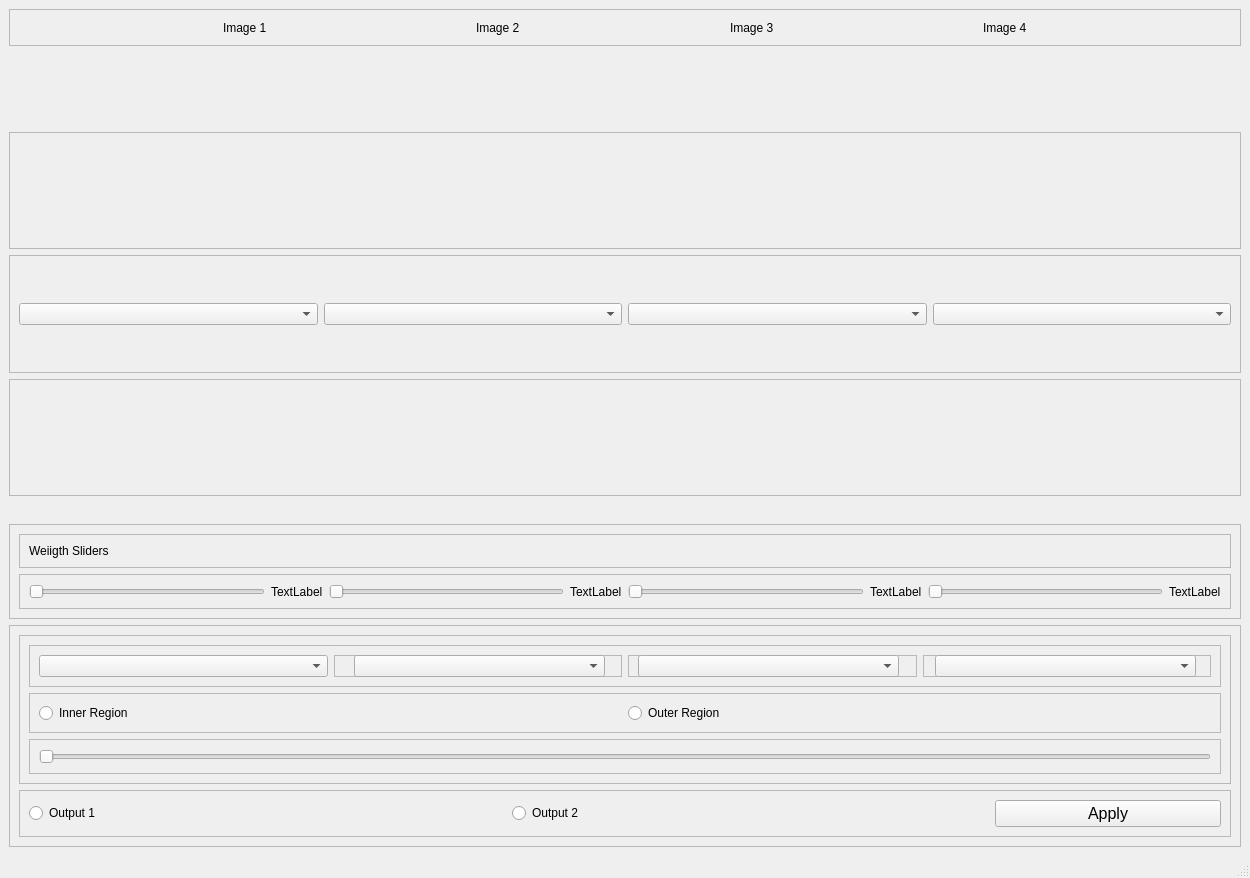
shehab400/Face_Morphing, file GUI.ui: the form before one commit.
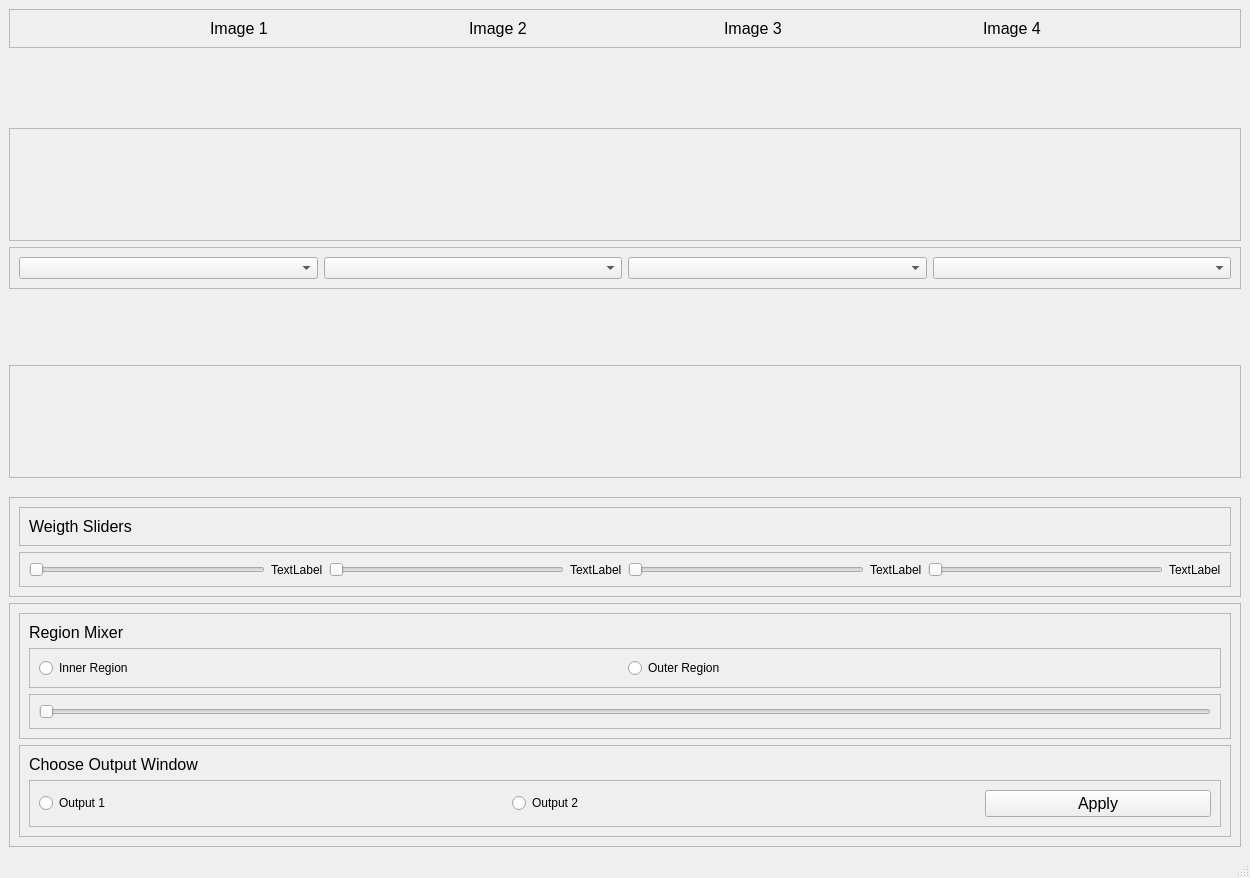
The form after the commit.

What changed in the file:
```diff
--- a/GUI.ui
+++ b/GUI.ui
@@ -35,8 +35,13 @@
          <layout class="QGridLayout" name="gridLayout_2">
           <item row="0" column="0" alignment="Qt::AlignBottom">
            <widget class="QLabel" name="label_5">
+            <property name="font">
+             <font>
+              <pointsize>12</pointsize>
+             </font>
+            </property>
             <property name="text">
-             <string>Weiigth Sliders</string>
+             <string>Weigth Sliders</string>
             </property>
            </widget>
           </item>
@@ -133,78 +138,15 @@
          </property>
          <layout class="QVBoxLayout" name="verticalLayout_2">
           <item>
-           <widget class="QFrame" name="frame_11">
-            <property name="frameShape">
-             <enum>QFrame::StyledPanel</enum>
+           <widget class="QLabel" name="label_10">
+            <property name="font">
+             <font>
+              <pointsize>12</pointsize>
+             </font>
             </property>
-            <property name="frameShadow">
-             <enum>QFrame::Raised</enum>
+            <property name="text">
+             <string>Region Mixer</string>
             </property>
-            <layout class="QHBoxLayout" name="horizontalLayout_18">
-             <item>
-              <widget class="QComboBox" name="comboBox"/>
-             </item>
-             <item>
-              <widget class="QFrame" name="frame_17">
-               <property name="frameShape">
-                <enum>QFrame::StyledPanel</enum>
-               </property>
-               <property name="frameShadow">
-                <enum>QFrame::Raised</enum>
-               </property>
-               <widget class="QComboBox" name="comboBox_5">
-                <property name="geometry">
-                 <rect>
-                  <x>20</x>
-                  <y>0</y>
-                  <width>251</width>
-                  <height>22</height>
-                 </rect>
-                </property>
-               </widget>
-              </widget>
-             </item>
-             <item>
-              <widget class="QFrame" name="frame_12">
-               <property name="frameShape">
-                <enum>QFrame::StyledPanel</enum>
-               </property>
-               <property name="frameShadow">
-                <enum>QFrame::Raised</enum>
-               </property>
-               <widget class="QComboBox" name="comboBox_6">
-                <property name="geometry">
-                 <rect>
-                  <x>10</x>
-                  <y>0</y>
-                  <width>261</width>
-                  <height>22</height>
-                 </rect>
-                </property>
-               </widget>
-              </widget>
-             </item>
-             <item>
-              <widget class="QFrame" name="frame_16">
-               <property name="frameShape">
-                <enum>QFrame::StyledPanel</enum>
-               </property>
-               <property name="frameShadow">
-                <enum>QFrame::Raised</enum>
-               </property>
-               <widget class="QComboBox" name="comboBox_7">
-                <property name="geometry">
-                 <rect>
-                  <x>12</x>
-                  <y>0</y>
-                  <width>261</width>
-                  <height>22</height>
-                 </rect>
-                </property>
-               </widget>
-              </widget>
-             </item>
-            </layout>
            </widget>
           </item>
           <item alignment="Qt::AlignBottom">
@@ -263,6 +205,27 @@
          <property name="frameShadow">
           <enum>QFrame::Raised</enum>
          </property>
+         <layout class="QGridLayout" name="gridLayout_3">
+          <item row="0" column="0">
+           <widget class="QLabel" name="label_11">
+            <property name="font">
+             <font>
+              <pointsize>12</pointsize>
+             </font>
+            </property>
+            <property name="text">
+             <string>Choose Output Window</string>
+            </property>
+           </widget>
+          </item>
+          <item row="1" column="0">
+           <widget class="QFrame" name="frame_18">
+            <property name="frameShape">
+             <enum>QFrame::StyledPanel</enum>
+            </property>
+            <property name="frameShadow">
+             <enum>QFrame::Raised</enum>
+            </property>
          <layout class="QHBoxLayout" name="horizontalLayout_6">
           <item>
            <widget class="QRadioButton" name="radioButton">
@@ -302,6 +265,9 @@
       </layout>
      </widget>
     </item>
+      </layout>
+     </widget>
+    </item>
     <item row="4" column="0">
      <widget class="QFrame" name="frame_4">
       <property name="frameShape">
@@ -404,6 +370,11 @@
          </item>
          <item>
           <widget class="QLabel" name="label">
+           <property name="font">
+            <font>
+             <pointsize>12</pointsize>
+            </font>
+           </property>
            <property name="text">
             <string>Image 1</string>
            </property>
@@ -424,6 +395,11 @@
          </item>
          <item>
           <widget class="QLabel" name="label_2">
+           <property name="font">
+            <font>
+             <pointsize>12</pointsize>
+            </font>
+           </property>
            <property name="text">
             <string>Image 2</string>
            </property>
@@ -444,6 +420,11 @@
          </item>
          <item>
           <widget class="QLabel" name="label_3">
+           <property name="font">
+            <font>
+             <pointsize>12</pointsize>
+            </font>
+           </property>
            <property name="text">
             <string>Image 3</string>
            </property>
@@ -464,6 +445,11 @@
          </item>
          <item>
           <widget class="QLabel" name="label_4">
+           <property name="font">
+            <font>
+             <pointsize>12</pointsize>
+            </font>
+           </property>
            <property name="text">
             <string>Image 4</string>
            </property>
@@ -569,7 +555,7 @@
       </layout>
      </widget>
     </item>
-    <item row="3" column="0">
+    <item row="3" column="0" alignment="Qt::AlignTop">
      <widget class="QFrame" name="frame_3">
       <property name="frameShape">
        <enum>QFrame::StyledPanel</enum>
@@ -601,7 +587,7 @@
      <x>0</x>
      <y>0</y>
      <width>1250</width>
-     <height>26</height>
+     <height>21</height>
     </rect>
    </property>
   </widget>
```
Lines whose indentation alone changed are shown as unchanged.
